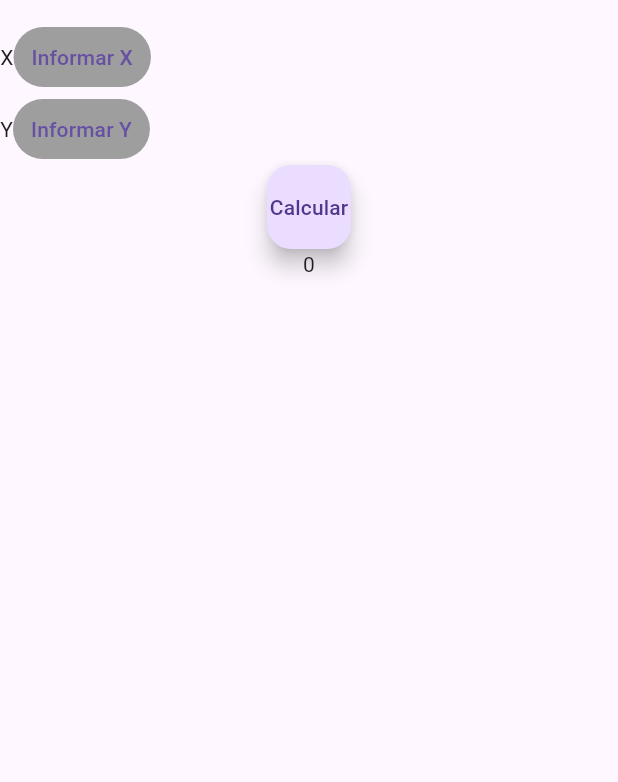
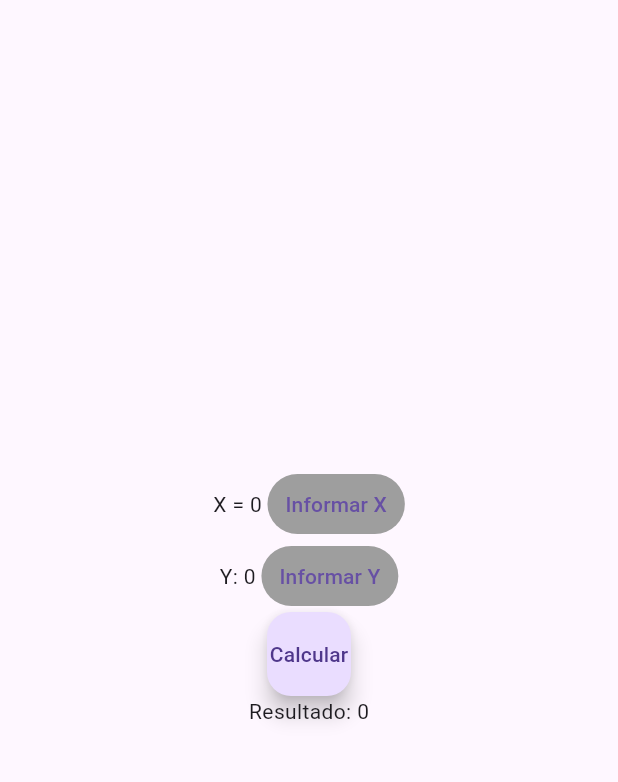
Before and after one commit to viniciusdomg/Calculadora_Mobile, a Flutter app: the screen it shows after launch, on a phone screen of 412 x 824 dp, the part 63-845 px from its top. Run offline on Flutter 3.47's test engine with Material 3 defaults, Android fonts, the phone set to English and light mode, and no system bars.

Commit message:
feat: seta valores de x e y e calcula
- Cria método future que recebe uma resposta da minha navegação confirmo ação
- Alinha as colunas e linhas no centro

```diff
--- a/lib/main.dart
+++ b/lib/main.dart
@@ -28,12 +28,40 @@ class Calculadora extends StatefulWidget {
 }
 
 class _CalculadoraState extends State<Calculadora> {
-  int _resultado = 0;
+
+  Future<void> navegaTelaPreencher(BuildContext context, String rota) async{
+    var result = await Navigator.pushNamed(context, rota);
+    if(!mounted) return;
+    setState(() {
+      if(rota == '/preencherX'){
+        valorX = result as int;
+      }else{
+        valorY = result as int;
+      }
+    });
+  }
+
+  late int _resultado;
+  late int valorX;
+  late int valorY;
 
   void _calculaResultado(){
     setState(() {
-      _resultado++;
+      _resultado = valorX + valorY;
     });
+  }
+
+  @override
+  void initState() {
+    super.initState();
+    valorX = 0;
+    valorY = 0;
+    _resultado = 0;
+  }
+
+  @override
+  void dispose() {
+    super.dispose();
   }
 
   @override
@@ -44,80 +72,48 @@ class _CalculadoraState extends State<Calculadora> {
         ),
         body: Center( child:
         Column(
+          mainAxisAlignment: MainAxisAlignment.center,
+          crossAxisAlignment: CrossAxisAlignment.center,
           children: [
             Center( child:
               Row(
+                mainAxisAlignment: MainAxisAlignment.center,
+                crossAxisAlignment: CrossAxisAlignment.center,
                 children: [
-                  Text("X"),
-                  TextButton(style: ButtonStyle(
-                      backgroundColor: WidgetStatePropertyAll(Colors.grey)
-                  ),onPressed: () => Navigator.pushNamed(context, '/preencherX'), child: const Text("Informar X"),)
+                  Text("X = $valorX "),
+                  TextButton(
+                    style: ButtonStyle(
+                      backgroundColor: WidgetStatePropertyAll(Colors.grey),
+                    ),
+                    onPressed: () => navegaTelaPreencher(context, "/preencherX"),
+                    child: const Text("Informar X"),
+                  )
                 ],
               ),
             ),
             Center(
               child: Row(
+                mainAxisAlignment: MainAxisAlignment.center,
+                crossAxisAlignment: CrossAxisAlignment.center,
                 children: [
-                  Text("Y"),
+                  Text("Y: $valorY "),
                   TextButton(style: ButtonStyle(
                     backgroundColor: WidgetStatePropertyAll(Colors.grey)
-                  ),onPressed: () => Navigator.pushNamed(context, '/preencherY'), child: const Text("Informar Y"),)
+                  ),
+                    onPressed: () => navegaTelaPreencher(context, '/preencherY'),
+                    child: const Text("Informar Y"),)
                 ],
               ),
             ),
 
             FloatingActionButton(onPressed: _calculaResultado, child: const Text("Calcular")),
-            Text("$_resultado")
+            Text("Resultado: $_resultado")
           ],
         )
         )
     );
   }
 }
-
-// class Informax extends StatelessWidget {
-//   Informax({super.key});
-//
-//   final TextEditingController _controllerX = TextEditingController();
-//
-//   @override
-//   Widget build(BuildContext context) {
-//     return Scaffold(
-//       appBar: AppBar(
-//         title: const Text("Preencher Valores"),
-//       ),
-//       body: Center(
-//         child: Column(
-//           children: [
-//             Row(
-//               children: [
-//                 const Text("set X: "),
-//                 Expanded(
-//                   child: TextField(
-//                     controller: _controllerX,
-//                     decoration: const InputDecoration(
-//                       hintText: "Digite um valor",
-//                       border: OutlineInputBorder(),
-//                     ),
-//                     keyboardType: TextInputType.number,
-//                   ),
-//                 ),
-//               ],
-//             ),
-//             const SizedBox(height: 20),
-//             FloatingActionButton(
-//               onPressed: () {
-//                 String valor = _controllerX.text;
-//                 print("Valor digitado: $valor");
-//               },
-//               child: const Icon(Icons.calculate),
-//             ),
-//           ],
-//         ),
-//       ),
-//     );
-//   }
-// }
 
 class PreencherValores extends StatelessWidget {
   PreencherValores({super.key, required this.xory});
@@ -133,6 +129,8 @@ class PreencherValores extends StatelessWidget {
       ),
       body: Center(
         child: Column(
+          mainAxisAlignment: MainAxisAlignment.center,
+          crossAxisAlignment: CrossAxisAlignment.center,
           children: [
             Row(
               children: [
@@ -152,9 +150,8 @@ class PreencherValores extends StatelessWidget {
             const SizedBox(height: 20),
             FloatingActionButton(
               onPressed: () {
-                String valor = _controller.text;
-                print("Valor digitado: $valor");
-                Navigator.pushNamed(context, '/');
+                //String valor = _controller.text;
+                Navigator.pop(context, int.parse(_controller.value.text));
               },
               child: const Text("OK"),
             ),
```
